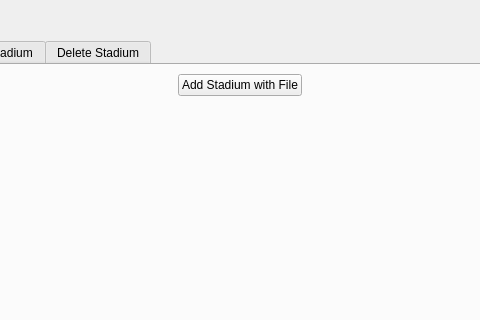
Old version of the form BaseballProject2/modifystadiums.ui in the repository tholm1/CS1D-Project-2-Baseball; both pictures show x 166 to 646 and y 0 to 320 of the 812 by 657 pixel window.
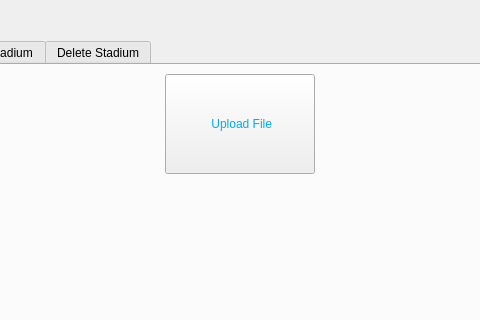
New version of the form. Icons and pictures are not drawn.

Commit message: Major UI update: mainwindow,login,allinfo Add icons as resources.

What changed in the file:
```diff
--- a/BaseballProject2/modifystadiums.ui
+++ b/BaseballProject2/modifystadiums.ui
@@ -67,8 +67,29 @@
            </item>
            <item>
             <widget class="QPushButton" name="confirmAddBtn">
+             <property name="minimumSize">
+              <size>
+               <width>150</width>
+               <height>100</height>
+              </size>
+             </property>
+             <property name="styleSheet">
+              <string notr="true">font: 12pt &quot;Segoe UI&quot;;
+color: rgb(0, 170, 255);
+</string>
+             </property>
              <property name="text">
-              <string>Add Stadium with File</string>
+              <string> Upload File</string>
+             </property>
+             <property name="icon">
+              <iconset resource="Resources.qrc">
+               <normaloff>:/icons/feather/upload.svg</normaloff>:/icons/feather/upload.svg</iconset>
+             </property>
+             <property name="iconSize">
+              <size>
+               <width>18</width>
+               <height>18</height>
+              </size>
              </property>
             </widget>
            </item>
```
Left out of the diff: 4 changed lines with no effect on the pictures. The commit also changes 298 other files.
